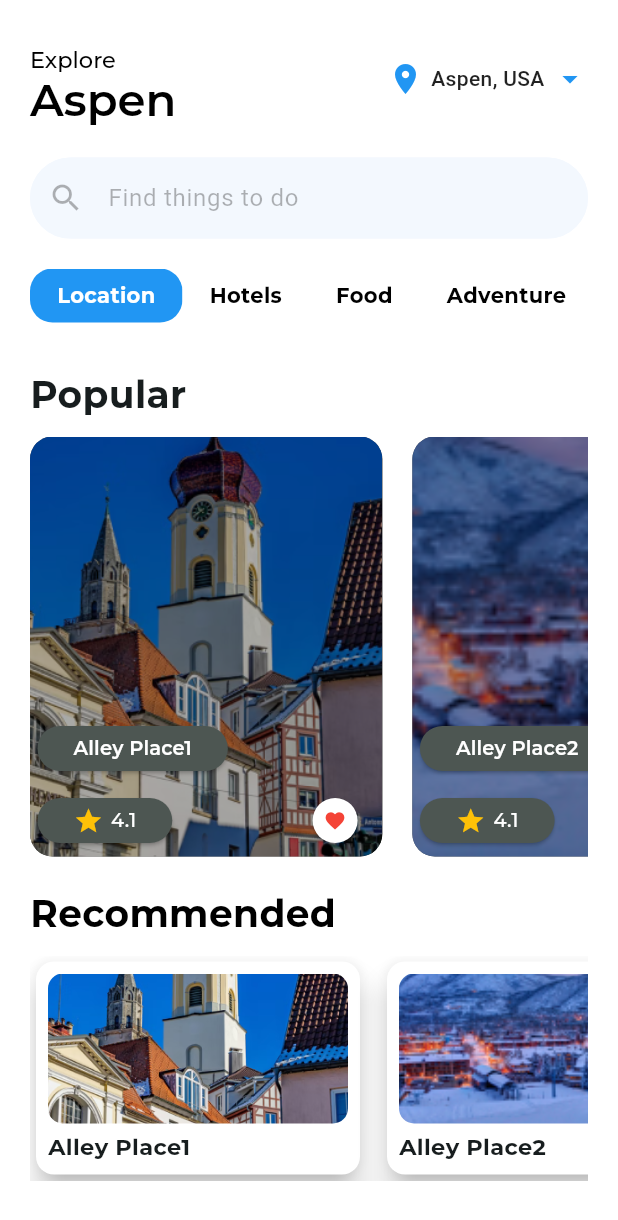
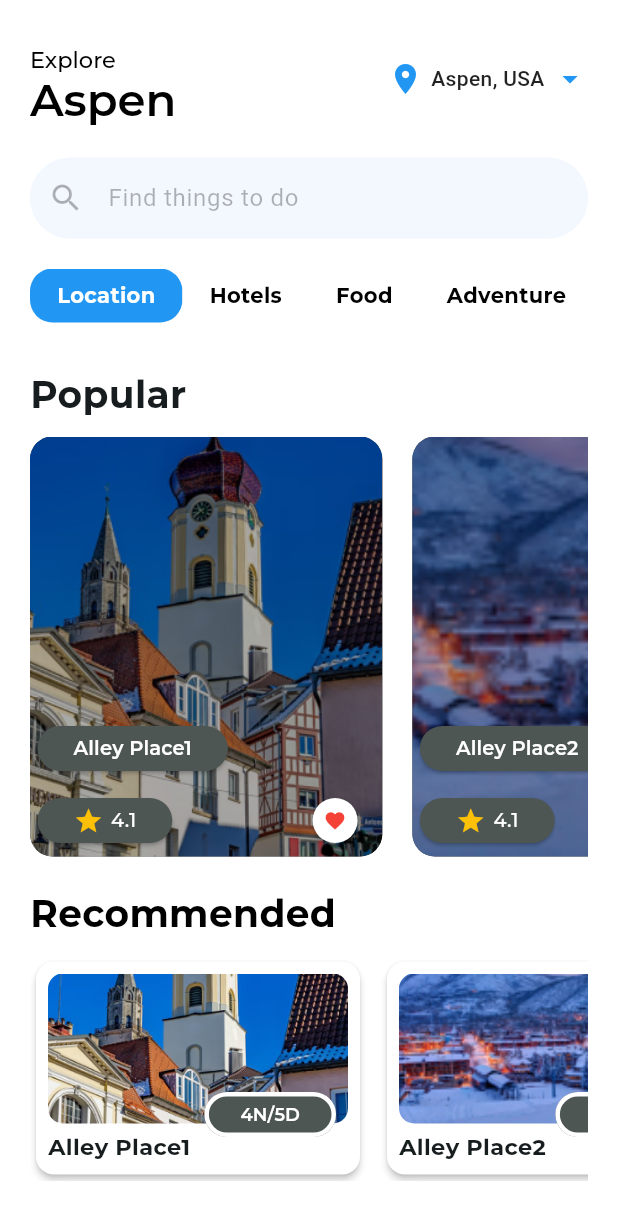
Before and after one commit to BastianZalukhu/Kelompok-1, a Flutter app: the screen it shows after launch, on a phone screen of 412 x 824 dp. Shown: the top 1220 px of the screen. Run offline on Flutter 3.47's test engine with Material 3 defaults, Android fonts, the phone set to English and light mode, and no system bars; our stand-ins replace google_fonts.

Commit message:
Progress HomePage Done

```diff
--- a/lib/components/card_recommended.dart
+++ b/lib/components/card_recommended.dart
@@ -33,9 +33,11 @@ class _CardRecommendedState extends State<CardRecommended> {
                 itemBuilder: (BuildContext context, int index) {
                   return Padding(
                     padding: const EdgeInsets.only(right: 10),
-                    child: Card(
+                    child: Stack(
+                      children: [
+                        Card(
                           color: Colors.white,
-                      elevation: 8,
+                          elevation: 2,
                           child: Padding(
                             padding: EdgeInsets.all(8.0),
                             child: Column(
@@ -59,12 +61,48 @@ class _CardRecommendedState extends State<CardRecommended> {
                                   child: Text(
                                     location_recommended[index],
                                     style: GoogleFonts.montserrat(
-                                    fontWeight: FontWeight.w700, fontSize: 15),
+                                        fontWeight: FontWeight.w700,
+                                        fontSize: 15),
                                   ),
                                 ),
                               ],
                             ),
                           ),
+                        ),
+                        Positioned(
+                          right: 20,
+                          bottom: 20,
+                          child: Center(
+                            child: ElevatedButton(
+                              style: ElevatedButton.styleFrom(
+                                minimumSize: Size(0, 30),
+                                shape: RoundedRectangleBorder(
+                                    borderRadius: BorderRadius.circular(15),
+                                    side: BorderSide(
+                                      color: Colors.white,
+                                      width: 3.0,
+                                    )),
+                                backgroundColor:
+                                    Color.fromARGB(255, 77, 86, 82),
+                                elevation: 0,
+                              ),
+                              onPressed: () {},
+                              child: Row(
+                                children: [
+                                  Text(
+                                    "4N/5D",
+                                    style: GoogleFonts.montserrat(
+                                      fontSize: 12,
+                                      color: Colors.white,
+                                      fontWeight: FontWeight.w600,
+                                    ),
+                                  ),
+                                ],
+                              ),
+                            ),
+                          ),
+                        ),
+                      ],
                     ),
                   );
                 },
```
Also changed, not shown: lib/test.dart (+70 -32 lines). Lines whose indentation alone changed are shown as unchanged.
